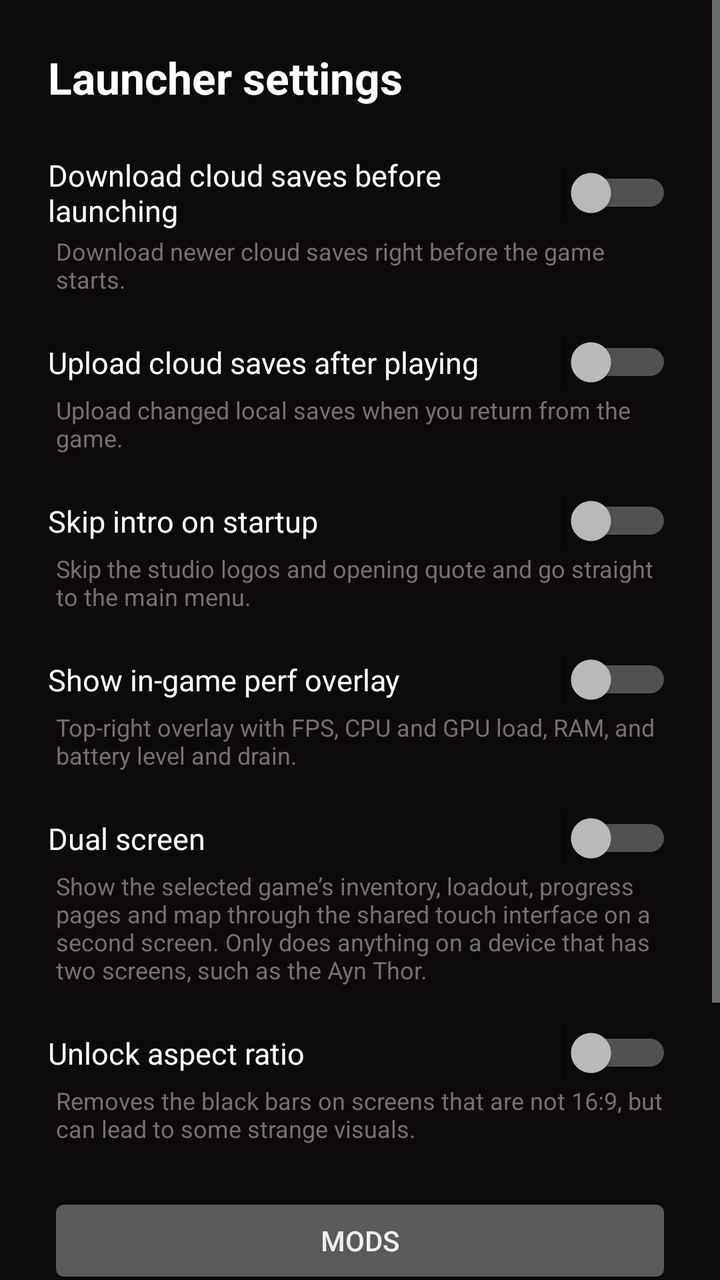
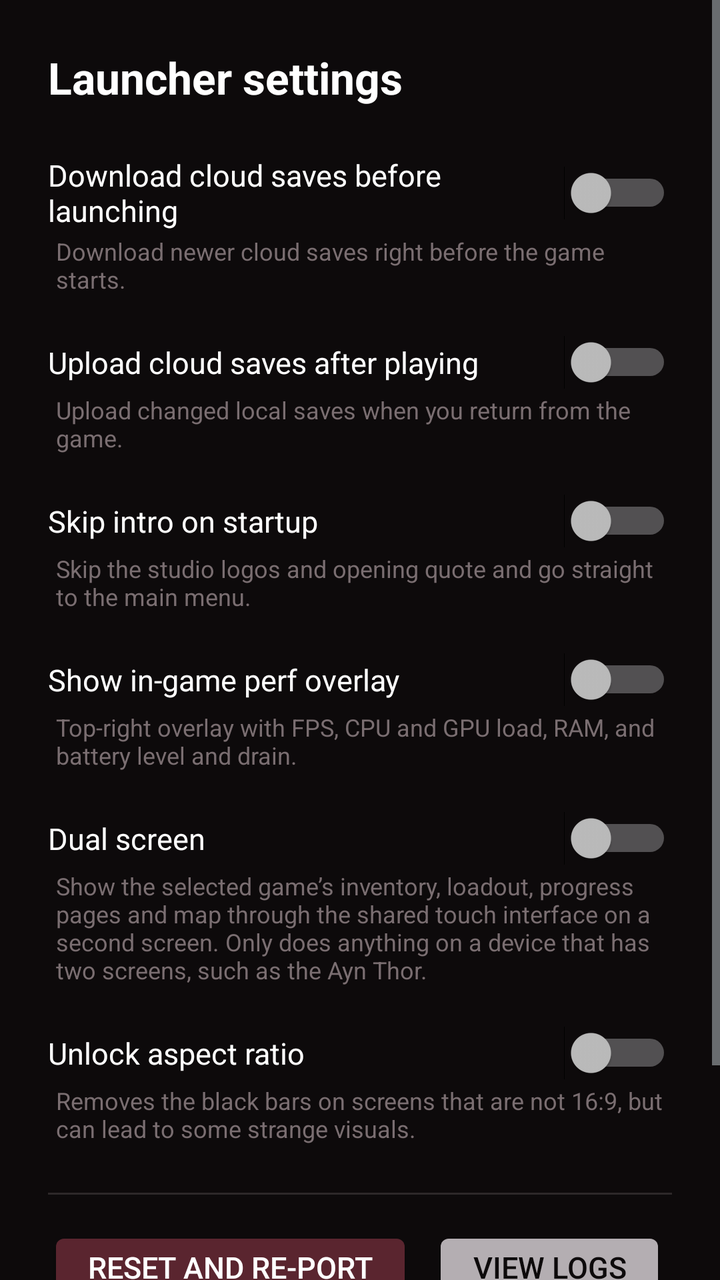

Before-and-after screenshots of an Android layout around one commit, followed by the original layout XML and the change that was made.
<!-- AndroidManifest.xml: another module's application theme android:Theme.DeviceDefault.NoActionBar -->
<!-- res/layout/activity_settings.xml -->
<?xml version="1.0" encoding="utf-8"?>
<ScrollView xmlns:android="http://schemas.android.com/apk/res/android"
    android:layout_width="match_parent"
    android:layout_height="match_parent"
    android:background="@color/surface"
    android:fillViewport="true">

<LinearLayout
    android:layout_width="match_parent"
    android:layout_height="wrap_content"
    android:orientation="vertical"
    android:padding="24dp">

    <TextView
        android:layout_width="wrap_content"
        android:layout_height="wrap_content"
        android:text="@string/settings_title"
        android:textColor="@color/text_primary"
        android:textSize="22sp"
        android:textStyle="bold"
        android:layout_marginBottom="20dp" />

    <Switch
        android:id="@+id/sw_auto_pull"
        android:layout_width="match_parent"
        android:layout_height="wrap_content"
        android:text="@string/settings_auto_pull"
        android:textColor="@color/text_primary"
        android:textSize="15sp"
        android:layout_marginTop="4dp"
        android:layout_marginBottom="2dp" />

    <TextView
        android:layout_width="match_parent"
        android:layout_height="wrap_content"
        android:text="@string/settings_auto_pull_subtitle"
        android:textColor="@color/text_dim"
        android:textSize="12sp"
        android:layout_marginBottom="16dp"
        android:layout_marginStart="4dp" />

    <Switch
        android:id="@+id/sw_auto_push"
        android:layout_width="match_parent"
        android:layout_height="wrap_content"
        android:text="@string/settings_auto_push"
        android:textColor="@color/text_primary"
        android:textSize="15sp"
        android:layout_marginTop="4dp"
        android:layout_marginBottom="2dp" />

    <TextView
        android:layout_width="match_parent"
        android:layout_height="wrap_content"
        android:text="@string/settings_auto_push_subtitle"
        android:textColor="@color/text_dim"
        android:textSize="12sp"
        android:layout_marginBottom="16dp"
        android:layout_marginStart="4dp" />

    <Switch
        android:id="@+id/sw_skip_intro"
        android:layout_width="match_parent"
        android:layout_height="wrap_content"
        android:text="@string/settings_skip_intro"
        android:textColor="@color/text_primary"
        android:textSize="15sp"
        android:layout_marginTop="4dp"
        android:layout_marginBottom="2dp" />

    <TextView
        android:layout_width="match_parent"
        android:layout_height="wrap_content"
        android:text="@string/settings_skip_intro_subtitle"
        android:textColor="@color/text_dim"
        android:textSize="12sp"
        android:layout_marginBottom="16dp"
        android:layout_marginStart="4dp" />

    <Switch
        android:id="@+id/sw_perf_overlay"
        android:layout_width="match_parent"
        android:layout_height="wrap_content"
        android:text="@string/settings_perf_overlay"
        android:textColor="@color/text_primary"
        android:textSize="15sp"
        android:layout_marginTop="4dp"
        android:layout_marginBottom="2dp" />

    <TextView
        android:layout_width="match_parent"
        android:layout_height="wrap_content"
        android:text="@string/settings_perf_overlay_subtitle"
        android:textColor="@color/text_dim"
        android:textSize="12sp"
        android:layout_marginBottom="16dp"
        android:layout_marginStart="4dp" />

    

    <Switch
        android:id="@+id/sw_dual_screen"
        android:layout_width="match_parent"
        android:layout_height="wrap_content"
        android:text="@string/settings_dual_screen"
        android:textColor="@color/text_primary"
        android:textSize="15sp"
        android:layout_marginTop="4dp"
        android:layout_marginBottom="2dp" />

    <TextView
        android:layout_width="match_parent"
        android:layout_height="wrap_content"
        android:text="@string/settings_dual_screen_subtitle"
        android:textColor="@color/text_dim"
        android:textSize="12sp"
        android:layout_marginBottom="16dp"
        android:layout_marginStart="4dp" />

    

    <Switch
        android:id="@+id/sw_wide_aspect"
        android:layout_width="match_parent"
        android:layout_height="wrap_content"
        android:text="@string/settings_wide_aspect"
        android:textColor="@color/text_primary"
        android:textSize="15sp"
        android:layout_marginTop="4dp"
        android:layout_marginBottom="2dp" />

    <TextView
        android:layout_width="match_parent"
        android:layout_height="wrap_content"
        android:text="@string/settings_wide_aspect_subtitle"
        android:textColor="@color/text_dim"
        android:textSize="12sp"
        android:layout_marginBottom="24dp"
        android:layout_marginStart="4dp" />

    <Button
        android:id="@+id/btn_settings_mods"
        android:layout_width="match_parent"
        android:layout_height="wrap_content"
        android:minHeight="48dp"
        android:text="@string/action_mods" />

    <Button
        android:id="@+id/btn_settings_skins"
        android:layout_width="match_parent"
        android:layout_height="wrap_content"
        android:minHeight="48dp"
        android:visibility="gone"
        android:text="@string/action_skins" />

    

    <View
        android:layout_width="match_parent"
        android:layout_height="1dp"
        android:background="@color/text_dim"
        android:alpha="0.3"
        android:layout_marginBottom="16dp" />

    <LinearLayout
        android:layout_width="match_parent"
        android:layout_height="wrap_content"
        android:orientation="horizontal"
        android:gravity="center_vertical">

        <Button
            android:id="@+id/btn_clear_build"
            android:layout_width="wrap_content"
            android:layout_height="wrap_content"
            android:text="@string/settings_clear_build"
            android:textSize="15sp"
            android:textColor="@color/text_primary"
            android:backgroundTint="@color/hornet_red_dim"
            android:paddingStart="20dp"
            android:paddingEnd="20dp"
            android:paddingTop="10dp"
            android:paddingBottom="10dp"
            android:minHeight="0dp" />

        <Button
            android:id="@+id/btn_settings_logs"
            android:layout_width="wrap_content"
            android:layout_height="wrap_content"
            android:text="@string/action_logs"
            android:textSize="15sp"
            android:textColor="@color/text_on_control"
            android:backgroundTint="@color/surface_control"
            android:paddingStart="20dp"
            android:paddingEnd="20dp"
            android:paddingTop="10dp"
            android:paddingBottom="10dp"
            android:minHeight="0dp"
            android:layout_marginStart="10dp" />
    </LinearLayout>

    <TextView
        android:layout_width="match_parent"
        android:layout_height="wrap_content"
        android:text="@string/settings_clear_build_subtitle"
        android:textColor="@color/text_dim"
        android:textSize="12sp"
        android:layout_marginTop="6dp"
        android:layout_marginBottom="24dp"
        android:layout_marginStart="4dp" />

    <Button
        android:id="@+id/btn_settings_back"
        android:layout_width="wrap_content"
        android:layout_height="wrap_content"
        android:layout_gravity="end"
        android:text="@string/settings_back"
        android:textSize="14sp"
        android:paddingTop="6dp"
        android:paddingBottom="6dp"
        android:minHeight="0dp" />
</LinearLayout>
</ScrollView>
<!-- resources referenced by this layout -->
<resources>
  <color name="hornet_red_dim">#5A252F</color>
  <color name="surface">#0D0A0B</color>
  <color name="surface_control">#B4AEB2</color>
  <color name="text_dim">#7A6E71</color>
  <color name="text_on_control">#0D0A0B</color>
  <color name="text_primary">#FFFFFF</color>
  <string name="action_logs">View logs</string>
  <string name="action_mods">Mods</string>
  <string name="action_skins">Skins</string>
  <string name="settings_auto_pull">Download cloud saves before launching</string>
  <string name="settings_auto_pull_subtitle">Download newer cloud saves right before the game starts.</string>
  <string name="settings_auto_push">Upload cloud saves after playing</string>
  <string name="settings_auto_push_subtitle">Upload changed local saves when you return from the game.</string>
  <string name="settings_back">Back</string>
  <string name="settings_clear_build">Reset and re-port</string>
  <string name="settings_clear_build_subtitle">Delete the ported game and every setting, then build it again. Your saves and your Steam sign-in are kept.</string>
  <string name="settings_dual_screen">Dual screen</string>
  <string name="settings_dual_screen_subtitle">Show the selected game’s inventory, loadout, progress pages and map through the shared touch interface on a second screen. Only does anything on a device that has two screens, such as the Ayn Thor.</string>
  <string name="settings_perf_overlay">Show in-game perf overlay</string>
  <string name="settings_perf_overlay_subtitle">Top-right overlay with FPS, CPU and GPU load, RAM, and battery level and drain.</string>
  <string name="settings_skip_intro">Skip intro on startup</string>
  <string name="settings_skip_intro_subtitle">Skip the studio logos and opening quote and go straight to the main menu.</string>
  <string name="settings_title">Launcher settings</string>
  <string name="settings_wide_aspect">Unlock aspect ratio</string>
  <string name="settings_wide_aspect_subtitle">Removes the black bars on screens that are not 16:9, but can lead to some strange visuals.</string>
</resources>

<!-- the commit's change to res/layout/activity_settings.xml (unified diff, before → after) -->
@@ -137,21 +137,6 @@
         android:textSize="12sp"
         android:layout_marginBottom="24dp"
         android:layout_marginStart="4dp" />
-
-    <Button
-        android:id="@+id/btn_settings_mods"
-        android:layout_width="match_parent"
-        android:layout_height="wrap_content"
-        android:minHeight="48dp"
-        android:text="@string/action_mods" />
-
-    <Button
-        android:id="@+id/btn_settings_skins"
-        android:layout_width="match_parent"
-        android:layout_height="wrap_content"
-        android:minHeight="48dp"
-        android:visibility="gone"
-        android:text="@string/action_skins" />
 
     
 
<!-- resource entries referenced after the edit -->
@@ -7,8 +7,6 @@
   <color name="text_on_control">#0D0A0B</color>
   <color name="text_primary">#FFFFFF</color>
   <string name="action_logs">View logs</string>
-  <string name="action_mods">Mods</string>
-  <string name="action_skins">Skins</string>
   <string name="settings_auto_pull">Download cloud saves before launching</string>
   <string name="settings_auto_pull_subtitle">Download newer cloud saves right before the game starts.</string>
   <string name="settings_auto_push">Upload cloud saves after playing</string>
